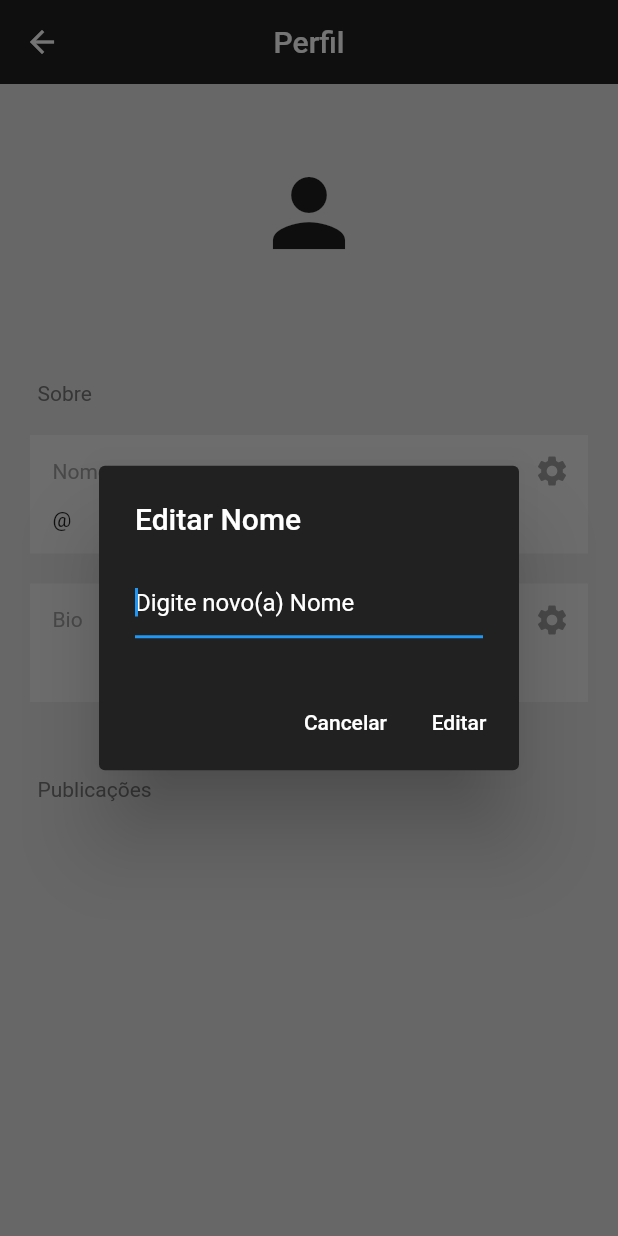
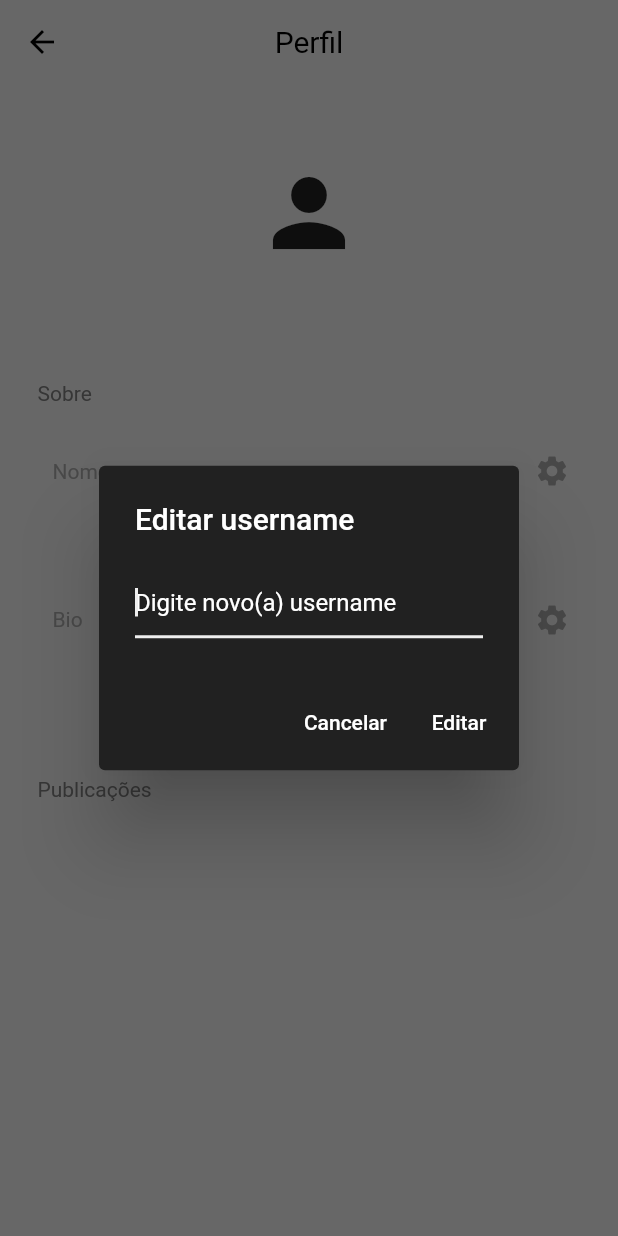
Before and after one commit to Wpylson/crud_fire---The-Wall, a Flutter app: the ProfileScreen screen opened directly, after a tap on the "settings" icon, on a phone screen of 412 x 824 dp. Run offline on Flutter 3.47's test engine with Material 2 defaults, Android fonts, the phone set to English and light mode, and no system bars; our stand-ins replace cloud_firestore, firebase_auth, firebase_core; accounts and stored records are empty; network calls fail.

Commit message:
Comment and switch dark/light theme mode

```diff
--- a/lib/src/common/components/like_button.dart
+++ b/lib/src/common/components/like_button.dart
@@ -2,8 +2,8 @@ import 'package:flutter/material.dart';
 
 class LikeButton extends StatelessWidget {
   final bool isLiked;
-  void Function()? onTap;
-  LikeButton({
+  final void Function()? onTap;
+  const LikeButton({
     super.key,
     required this.isLiked,
     required this.onTap,
--- a/lib/src/common/components/text_box.dart
+++ b/lib/src/common/components/text_box.dart
@@ -15,7 +15,7 @@ class MyTextBox extends StatelessWidget {
   Widget build(BuildContext context) {
     return Container(
       decoration: BoxDecoration(
-        color: Colors.grey[200],
+        color: Theme.of(context).colorScheme.secondary,
       ),
       padding: const EdgeInsets.only(
         left: 15,
--- a/lib/src/common/components/text_field.dart
+++ b/lib/src/common/components/text_field.dart
@@ -19,8 +19,8 @@ class MyTextfield extends StatelessWidget {
       obscureText: obscureText,
       decoration: InputDecoration(
         enabledBorder: OutlineInputBorder(
-          borderSide: const BorderSide(
-            color: Colors.white,
+          borderSide: BorderSide(
+            color: Theme.of(context).colorScheme.secondary,
           ),
           borderRadius: BorderRadius.circular(10),
         ),
@@ -29,7 +29,7 @@ class MyTextfield extends StatelessWidget {
             color: Colors.white,
           ),
         ),
-        fillColor: Colors.grey.shade200,
+        fillColor: Theme.of(context).colorScheme.primary,
         filled: true,
         hintText: hintText,
         hintStyle: TextStyle(
--- a/lib/src/profile/profile_screen.dart
+++ b/lib/src/profile/profile_screen.dart
@@ -58,7 +58,7 @@ class _ProfileScreenState extends State<ProfileScreen> {
       ),
     );
     //Update to Firestore
-    if (newValue.trim().length > 0) {
+    if (newValue.trim().isNotEmpty) {
       await usersCollections.doc(currentUser?.email).update({field: newValue});
     }
   }
@@ -66,12 +66,9 @@ class _ProfileScreenState extends State<ProfileScreen> {
   @override
   Widget build(BuildContext context) {
     return Scaffold(
-      backgroundColor: Colors.grey[300],
+      backgroundColor: Theme.of(context).colorScheme.background,
       appBar: AppBar(
         title: const Text('Perfil'),
-        elevation: 0,
-        centerTitle: true,
-        backgroundColor: Colors.grey[900],
       ),
       body: StreamBuilder<DocumentSnapshot>(
         stream: usersCollections.doc(currentUser!.email).snapshots(),
@@ -118,16 +115,16 @@ class _ProfileScreenState extends State<ProfileScreen> {
                 ),
                 //username
                 MyTextBox(
-                  text: '@${userData['username']}',
+                  text: '${userData["username"]}',
                   sectionName: 'Nome',
-                  onPressed: () => editField('Nome'),
+                  onPressed: () => editField('username'),
                 ),
 
                 //bio
                 MyTextBox(
                   text: userData['bio'],
                   sectionName: 'Bio',
-                  onPressed: () => editField('Bio'),
+                  onPressed: () => editField('bio'),
                 ),
 
                 const SizedBox(
--- /dev/null
+++ b/lib/src/themes/dark_theme.dart
@@ -0,0 +1,15 @@
+import 'package:flutter/material.dart';
+
+ThemeData darkTheme = ThemeData(
+  brightness: Brightness.dark,
+  appBarTheme: const AppBarTheme(
+    backgroundColor: Colors.black,
+    centerTitle: true,
+    elevation: 0,
+  ),
+  colorScheme: ColorScheme.dark(
+    background: Colors.black,
+    primary: Colors.grey[900]!,
+    secondary: Colors.grey[800]!,
+  ),
+);
--- /dev/null
+++ b/lib/src/themes/light_theme.dart
@@ -0,0 +1,20 @@
+import 'package:flutter/material.dart';
+
+ThemeData lightTheme = ThemeData(
+  brightness: Brightness.light,
+  appBarTheme: const AppBarTheme(
+    backgroundColor: Colors.transparent,
+    centerTitle: true,
+    elevation: 0,
+    iconTheme: IconThemeData(color: Colors.black),
+    titleTextStyle: TextStyle(
+      color: Colors.black,
+      fontSize: 20,
+    ),
+  ),
+  colorScheme: ColorScheme.light(
+    background: Colors.grey[300]!,
+    primary: Colors.grey[200]!,
+    secondary: Colors.grey[300]!,
+  ),
+);
```
Also changed, not shown: lib/main.dart (+6 -4 lines), lib/src/common/components/comment.dart (added, +46 -0 lines), lib/src/common/components/comment_button.dart (added, +17 -0 lines), lib/src/common/components/wall_post.dart (+143 -20 lines), lib/src/helper/helper_methods.dart (added, +16 -0 lines), lib/src/home/home_screen.dart (+8 -12 lines).
